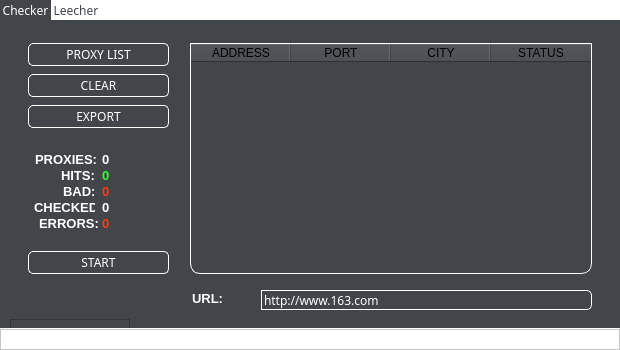
Old version of the form proxier/gui/mainwindow.ui in the repository marcobackup/Proxier.
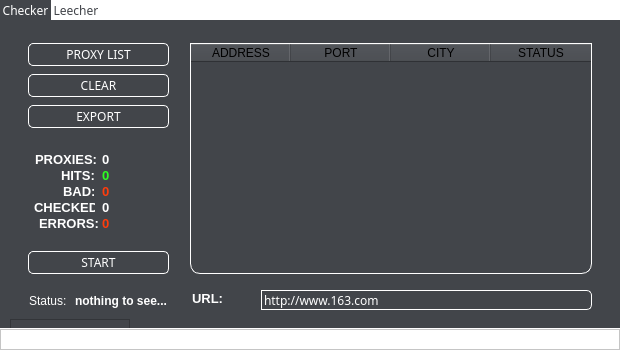
New version of the form. The open tabs and pages were chosen to show the change. Icons and pictures are not drawn.

What changed in the file:
```diff
--- a/proxier/gui/mainwindow.ui
+++ b/proxier/gui/mainwindow.ui
@@ -467,6 +467,32 @@
        <string>&lt;html&gt;&lt;head/&gt;&lt;body&gt;&lt;p&gt;&lt;span style=&quot; font-size:10pt; font-weight:600; color:#ffffff;&quot;&gt;URL:&lt;/span&gt;&lt;/p&gt;&lt;/body&gt;&lt;/html&gt;</string>
       </property>
      </widget>
+     <widget class="QLabel" name="label_11">
+      <property name="geometry">
+       <rect>
+        <x>29</x>
+        <y>273</y>
+        <width>41</width>
+        <height>16</height>
+       </rect>
+      </property>
+      <property name="text">
+       <string>&lt;html&gt;&lt;head/&gt;&lt;body&gt;&lt;p&gt;&lt;span style=&quot; color:#ffffff;&quot;&gt;Status: &lt;/span&gt;&lt;/p&gt;&lt;/body&gt;&lt;/html&gt;</string>
+      </property>
+     </widget>
+     <widget class="QLabel" name="source_checker_lbl">
+      <property name="geometry">
+       <rect>
+        <x>75</x>
+        <y>273</y>
+        <width>111</width>
+        <height>16</height>
+       </rect>
+      </property>
+      <property name="text">
+       <string>&lt;html&gt;&lt;head/&gt;&lt;body&gt;&lt;p&gt;&lt;span style=&quot; font-weight:600; color:#ffffff;&quot;&gt;nothing to see...&lt;/span&gt;&lt;/p&gt;&lt;/body&gt;&lt;/html&gt;</string>
+      </property>
+     </widget>
     </widget>
     <widget class="QWidget" name="leecher_tab">
      <attribute name="icon">
```
Left out of the diff: 22 changed lines with no effect on the pictures.
